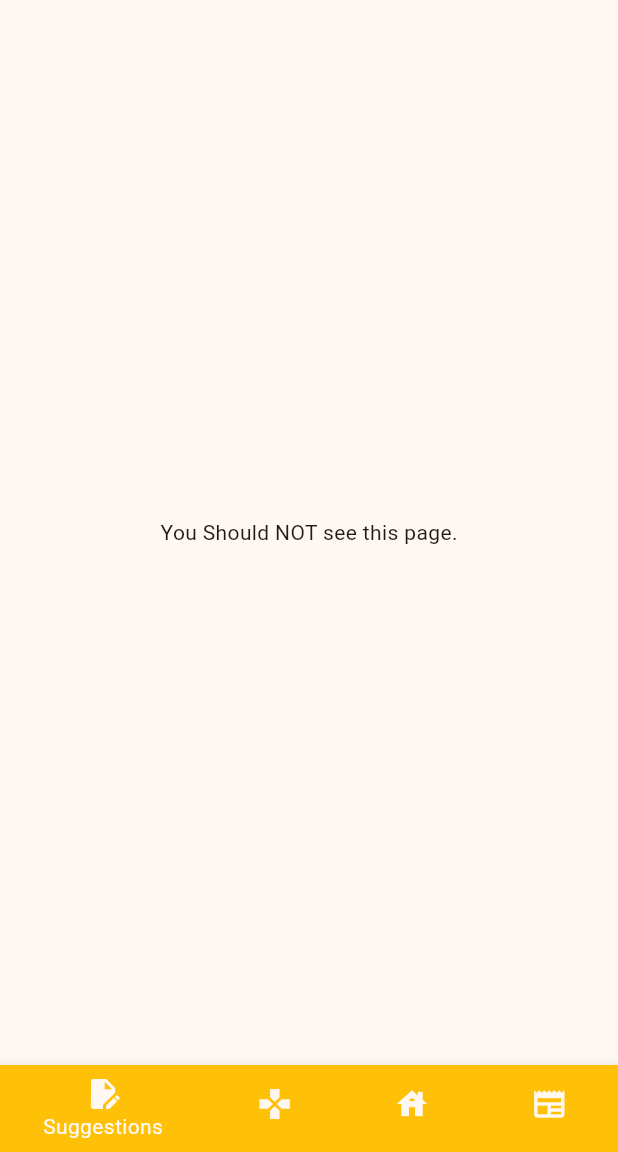
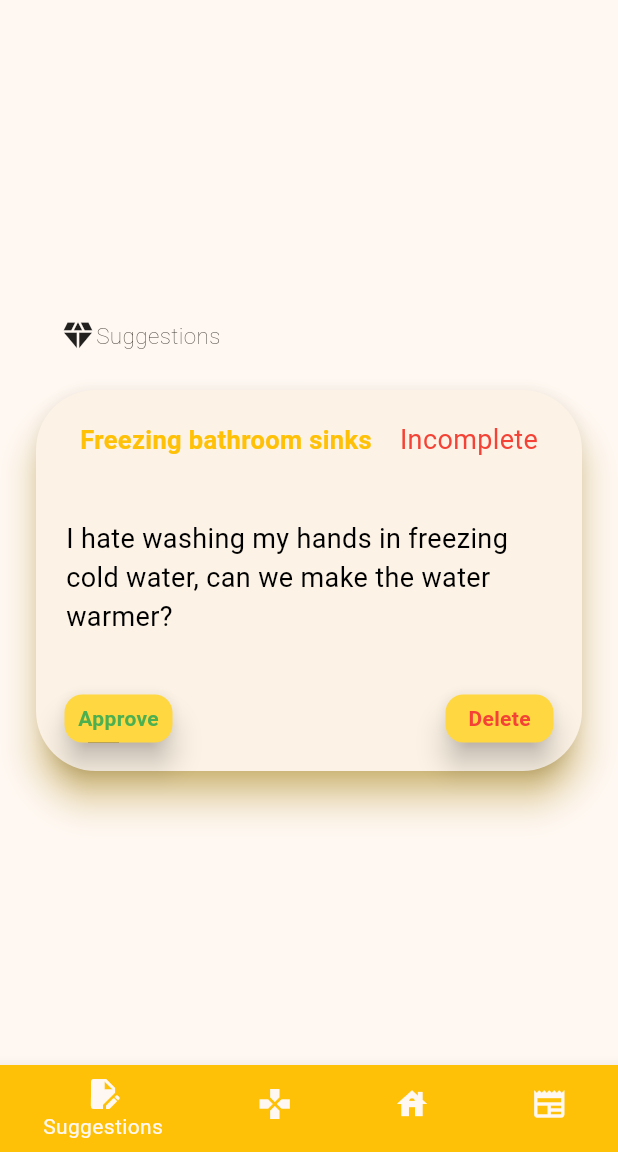
Before and after one commit to MRowlandRat/NeuNews_Flutter, a Flutter app: the screen it shows after launch, on a phone screen of 412 x 824 dp, the part 84-1236 px from its top. Run offline on Flutter 3.47's test engine with Material 3 defaults, Android fonts, the light colour scheme and no system bars.

Commit message:
TICKET-12 completed the suggestions page and updated clubs page

```diff
--- /dev/null
+++ b/lib/Models/Suggestion.dart
@@ -0,0 +1,43 @@
+import 'package:json_annotation/json_annotation.dart';
+
+@JsonSerializable()
+class Suggestion {
+  @JsonKey(name: "suggestion_id")
+  String suggestionId;
+  @JsonKey(name: "suggestion_title")
+  String suggestionTitle;
+  @JsonKey(name: "suggestion_description")
+  String suggestionDescription;
+  @JsonKey(name: "suggestion_inactive")
+  String suggestionInactive;
+  @JsonKey(name: "suggestion_completed")
+  String suggestionCompleted;
+
+  Suggestion({
+    required this.suggestionId,
+    required this.suggestionTitle,
+    required this.suggestionDescription,
+    required this.suggestionInactive,
+    required this.suggestionCompleted,
+  });
+
+  factory Suggestion.fromJson(Map<String, dynamic> json) {
+    return Suggestion(
+      suggestionId: json["suggestion_id"],
+      suggestionTitle: json["suggestion_title"],
+      suggestionDescription: json["suggestion_description"],
+      suggestionInactive: json["suggestion_inactive"],
+      suggestionCompleted: json["suggestion_completed"],
+    );
+  }
+
+  Map<String, dynamic> toJson() {
+    return {
+      "suggestion_id": this.suggestionId,
+      "suggestion_title": this.suggestionTitle,
+      "suggestion_description": this.suggestionDescription,
+      "suggestion_inactive": this.suggestionInactive,
+      "suggestion_completed": this.suggestionCompleted,
+    };
+  }
+}
--- /dev/null
+++ b/lib/Pages/Suggestions.dart
@@ -0,0 +1,63 @@
+import 'package:flutter/material.dart';
+import 'package:neunews_flutter/Models/Suggestion.dart';
+import 'package:neunews_flutter/ReusableWidgets/SuggestionCard.dart';
+
+class Suggestions extends StatefulWidget {
+  const Suggestions({super.key});
+
+  @override
+  State<StatefulWidget> createState() => _SuggestionsState();
+}
+
+class _SuggestionsState extends State<Suggestions> {
+  List<Suggestion> suggestions = [
+    Suggestion(
+        suggestionId: '664a6254caf42',
+        suggestionTitle: 'Freezing bathroom sinks',
+        suggestionDescription:
+            'I hate washing my hands in freezing cold water, can we make the water warmer?',
+        suggestionInactive: 'false',
+        suggestionCompleted: 'false')
+  ];
+
+  @override
+  void initState() {
+    super.initState();
+  }
+
+  @override
+  Widget build(BuildContext context) {
+    return Align(
+      alignment: Alignment.centerLeft,
+      child: SingleChildScrollView(
+        child: Padding(
+          padding: const EdgeInsets.all(20),
+          child: Column(
+            mainAxisAlignment: MainAxisAlignment.center,
+            crossAxisAlignment: CrossAxisAlignment.center,
+            children: [
+              const Padding(
+                padding: EdgeInsets.all(20),
+                child: Align(
+                  alignment: Alignment.centerLeft,
+                  child: Row(
+                    mainAxisAlignment: MainAxisAlignment.start,
+                    children: [
+                      Icon(Icons.diamond),
+                      Text(
+                        'Suggestions',
+                        style: TextStyle(
+                            fontWeight: FontWeight.w100, fontSize: 15),
+                      ),
+                    ],
+                  ),
+                ),
+              ),
+              SuggestionCard(suggestion: suggestions[0], admin: true),
+            ],
+          ),
+        ),
+      ),
+    );
+  }
+}
--- /dev/null
+++ b/lib/ReusableWidgets/SuggestionCard.dart
@@ -0,0 +1,116 @@
+import 'package:flutter/material.dart';
+import 'package:neunews_flutter/Models/Suggestion.dart';
+import 'AdminButton.dart';
+
+class SuggestionCard extends StatefulWidget {
+  const SuggestionCard(
+      {super.key, required this.suggestion, required this.admin});
+
+  final Suggestion suggestion;
+  final bool admin;
+
+  @override
+  State<StatefulWidget> createState() => _SuggestionCardState();
+}
+
+class _SuggestionCardState extends State<SuggestionCard> {
+  late Widget titleWidget;
+  late Widget descriptionWidget;
+  late Widget completedWidget;
+  bool completed = false;
+
+  @override
+  void initState() {
+    super.initState();
+    widget.suggestion.suggestionCompleted == 'true'
+        ? completed = true
+        : completed = false;
+    completedWidget = Text(
+      completed ? 'Completed' : 'Incomplete',
+      style: TextStyle(
+          fontWeight: FontWeight.normal,
+          fontSize: 18,
+          color: completed ? Colors.green : Colors.red),
+    );
+  }
+
+  @override
+  Widget build(BuildContext context) {
+    return Card(
+      elevation: 10,
+      shadowColor: Colors.amber,
+      shape: RoundedRectangleBorder(borderRadius: BorderRadius.circular(40)),
+      child: Expanded(
+        child: Column(
+          children: [
+            Padding(
+              padding: const EdgeInsets.all(20),
+              child: Row(
+                mainAxisAlignment: MainAxisAlignment.spaceAround,
+                children: [
+                  Align(
+                    alignment: Alignment.centerLeft,
+                    child: FittedBox(
+                      fit: BoxFit.scaleDown,
+                      child: Text(
+                        widget.suggestion.suggestionTitle,
+                        style: const TextStyle(
+                            fontWeight: FontWeight.bold,
+                            fontSize: 17,
+                            color: Colors.amber),
+                      ),
+                    ),
+                  ),
+                  Align(
+                    alignment: Alignment.centerRight,
+                    child: completedWidget,
+                  ),
+                ],
+              ),
+            ),
+            Padding(
+              padding: EdgeInsets.all(20),
+              child: Align(
+                alignment: Alignment.centerLeft,
+                child: Flexible(
+                  child: Text(
+                    widget.suggestion.suggestionDescription,
+                    style: const TextStyle(
+                        fontWeight: FontWeight.normal,
+                        fontSize: 18,
+                        color: Colors.black),
+                  ),
+                ),
+              ),
+            ),
+            widget.admin
+                ? Padding(
+                    padding: EdgeInsets.all(15),
+                    child: Align(
+                        alignment: Alignment.centerRight,
+                        child: Row(
+                          mainAxisAlignment: MainAxisAlignment.spaceBetween,
+                          children: [
+                            AdminButton(
+                                label: 'Approve',
+                                labelColor: Colors.green,
+                                action: () {
+                                  print('code for approving a Suggestion');
+                                }),
+                            AdminButton(
+                              label: 'Delete',
+                              labelColor: Colors.red,
+                              action: () {
+                                print('code for deleting Suggestion');
+                              },
+                            ),
+                          ],
+                        )),
+                  )
+                : const Text('')
+          ],
+        ),
+      ),
+    );
+  }
+}
--- a/lib/main.dart
+++ b/lib/main.dart
@@ -1,5 +1,7 @@
 import 'package:flutter/material.dart';
+import 'package:neunews_flutter/Pages/Clubs.dart';
 import 'ReusableWidgets/NeuAppBar.dart';
+import 'package:neunews_flutter/Pages/Suggestions.dart';
 
 void main() {
   runApp(const MyApp());
@@ -7,7 +9,6 @@
 
 class MyApp extends StatelessWidget {
   const MyApp({super.key});
-
   @override
   Widget build(BuildContext context) {
     return MaterialApp(
@@ -16,15 +17,15 @@
         colorScheme: ColorScheme.fromSeed(seedColor: Colors.amber),
         useMaterial3: true,
       ),
-      home: const MyHomePage(title: 'Neu News'),
+      home: MyHomePage(title: 'Neu News'),
     );
   }
 }
 
 class MyHomePage extends StatefulWidget {
-  const MyHomePage({super.key, required this.title});
+  MyHomePage({super.key, required this.title});
 
-  final String title;
+  late String title;
 
   @override
   State<MyHomePage> createState() => _MyHomePageState();
@@ -32,27 +33,35 @@
 
 class _MyHomePageState extends State<MyHomePage> {
   int _currentIndex = 0;
-  // List<Widget> pageList = [
-  // ];
+  List<Widget> pageList = [
+    const Suggestions(),
+    const Clubs(),
+    const Clubs(),
+    const Clubs(),
+  ];
 
   @override
   Widget build(BuildContext context) {
     return Scaffold(
-      appBar: neuBar('Neu News'),
-      body: const Center(
-        child: Column(
-          mainAxisAlignment: MainAxisAlignment.center,
-          children: <Widget>[
-            Text(
-              'You Should NOT see this page.',
-            ),
-          ],
-        ),
-      ),
+      appBar: neuBar(widget.title),
       bottomNavigationBar: BottomNavigationBar(
           currentIndex: _currentIndex,
           onTap: (value) => setState(() {
                 _currentIndex = value;
+                switch(_currentIndex){
+                  case(0):
+                    widget.title = 'Suggestions';
+                    break;
+                  case(1):
+                    widget.title = 'Clubs';
+                    break;
+                  case(2):
+                    widget.title = 'Home';
+                    break;
+                  case(3):
+                    widget.title = 'News';
+                    break;
+                }
               }),
           items: const [
             BottomNavigationBarItem(
@@ -72,7 +81,7 @@
                 label: "News",
                 backgroundColor: Colors.amber),
           ]),
-      // body: pageList.elementAt(_currentIndex),
+      body: pageList.elementAt(_currentIndex),
     );
   }
 }
```
Also changed, not shown: lib/Models/Club.dart (added, +48 -0 lines), lib/Pages/Clubs.dart (+47 -15 lines), lib/ReusableWidgets/ClubCard.dart (+39 -39 lines), pubspec.yaml (+2 -70 lines).
